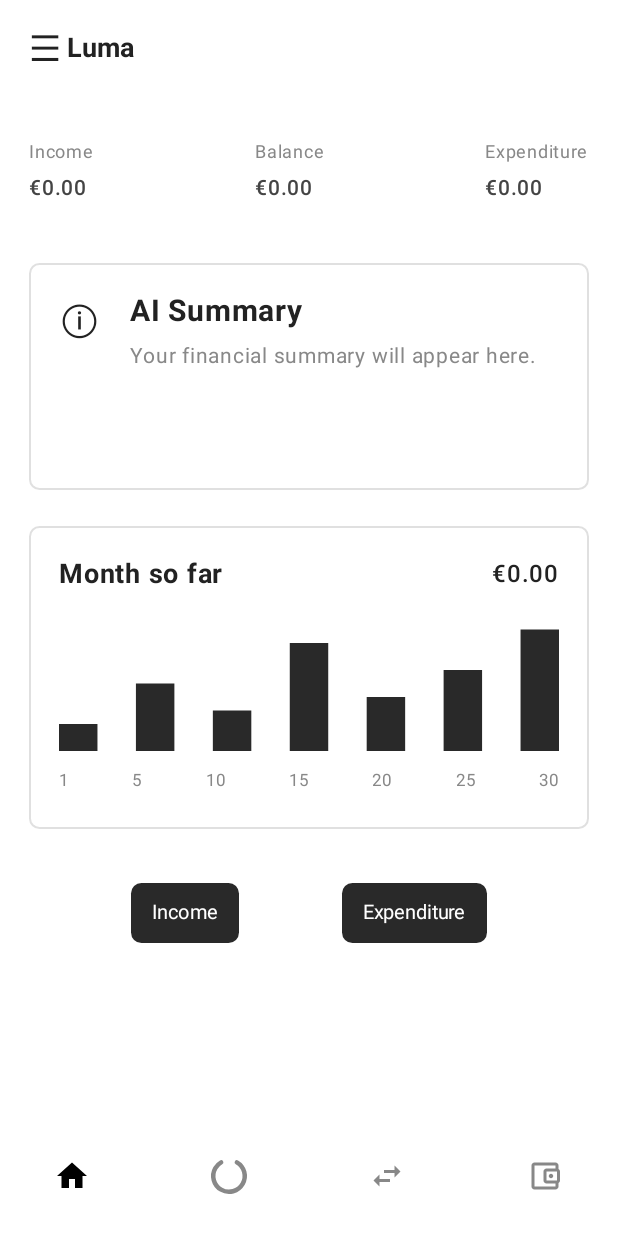
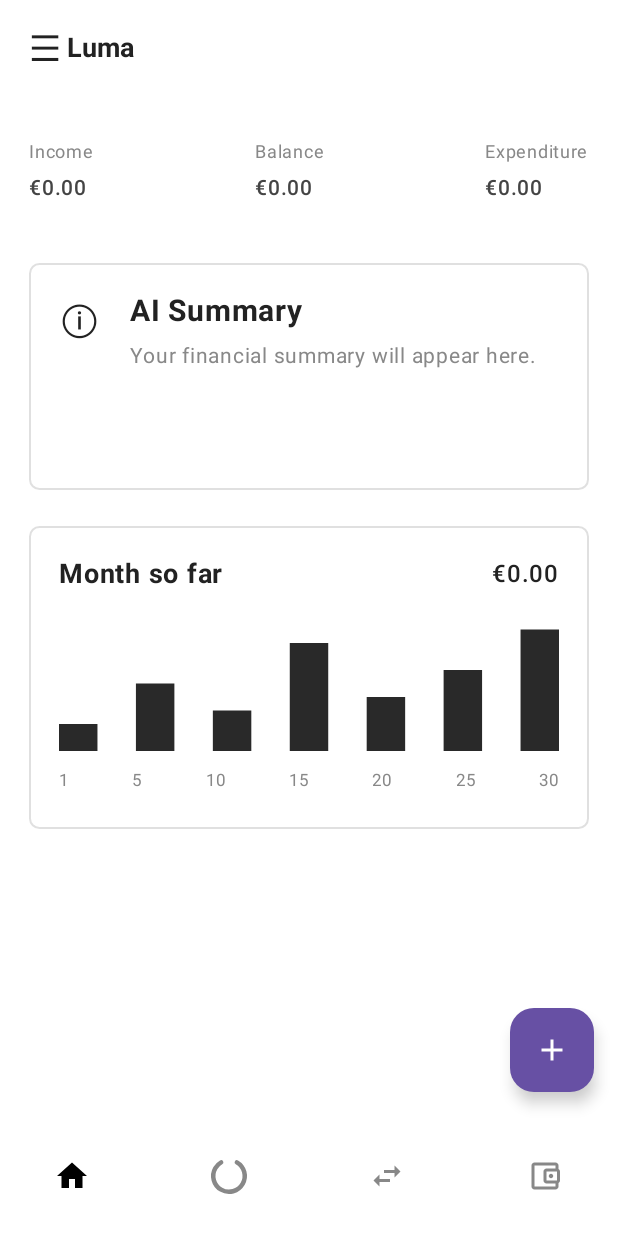
Before and after one commit to VOIDForKicks/Luma-AgileProcesses, an Android app built with Jetpack Compose: the screen it shows after launch (MainActivity), on a phone screen of 412 x 824 dp. Shown: the top 1233 px of the screen. Run offline under Robolectric (Android 15) with nearby library versions, the phone set to English and light mode, and no system bars.

Commit message:
fixed missing input screen

```diff
--- a/app/src/main/java/com/example/luma_project/HomeScreen.kt
+++ b/app/src/main/java/com/example/luma_project/HomeScreen.kt
@@ -6,6 +6,8 @@ import androidx.compose.foundation.border
 import androidx.compose.foundation.clickable
 import androidx.compose.foundation.layout.*
 import androidx.compose.foundation.shape.RoundedCornerShape
+import androidx.compose.material.icons.Icons
+import androidx.compose.material.icons.filled.Add
 import androidx.compose.material3.*
 import androidx.compose.runtime.Composable
 import androidx.compose.ui.Alignment
@@ -23,6 +25,7 @@ fun HomeScreen(
     onNavigateToIncome: () -> Unit = {},
     onNavigateToExpenses: () -> Unit = {},
     onNavigateToInsights: () -> Unit = {},
+    onAddClick: () -> Unit = {},
     onNavigate: (String) -> Unit = {},
 ) {
     val black = Color(0xFF222222)
@@ -52,7 +55,21 @@ fun HomeScreen(
                 )
             )
         },
-        bottomBar = { AppBottomBar("home", onNavigate) },
+        bottomBar = {
+            AppBottomBar("home", onNavigate)
+        },
+        floatingActionButton = {
+            FloatingActionButton(
+                onClick = onAddClick,
+                containerColor = Color(0xFF6750A4),
+                contentColor = Color.White
+            ) {
+                Icon(
+                    imageVector = Icons.Filled.Add,
+                    contentDescription = "Add transaction"
+                )
+            }
+        },
         containerColor = Color.White
     ) { innerPadding ->
 
@@ -78,12 +95,14 @@ fun HomeScreen(
 
             Spacer(modifier = Modifier.height(38.dp))
 
-            // AI Summary card (opens Insights)
+            // AI Summary card
             Row(
                 modifier = Modifier
                     .fillMaxWidth()
                     .height(151.dp)
-                    .clickable { onNavigateToInsights() }
+                    .clickable {
+                        onNavigateToInsights()
+                    }
                     .border(
                         width = 1.dp,
                         color = Color.LightGray.copy(alpha = 0.6f),
@@ -92,7 +111,6 @@ fun HomeScreen(
                     .padding(20.dp),
                 verticalAlignment = Alignment.Top
             ) {
-
                 Text(
                     text = "ⓘ",
                     fontSize = 27.sp,
@@ -121,19 +139,10 @@ fun HomeScreen(
 
             Spacer(modifier = Modifier.height(24.dp))
 
-            // Month so far chart card
+            // Month so far chart
             MonthSoFarChartCard()
 
             Spacer(modifier = Modifier.height(32.dp))
-
-            // Income and Expenditure buttons
-            Row(
-                modifier = Modifier.fillMaxWidth(),
-                horizontalArrangement = Arrangement.SpaceEvenly
-            ) {
-                HomeButton("Income", onNavigateToIncome)
-                HomeButton("Expenditure", onNavigateToExpenses)
-            }
         }
     }
 }
@@ -165,6 +174,7 @@ fun MonthSoFarChartCard() {
                 fontWeight = FontWeight.Bold,
                 color = black
             )
+
             Text(
                 text = "€0.00",
                 fontSize = 16.sp,
@@ -185,9 +195,11 @@ fun MonthSoFarChartCard() {
         ) {
             Canvas(modifier = Modifier.fillMaxSize()) {
                 val barWidth = size.width / (dataPoints.size * 2 - 1)
+
                 dataPoints.forEachIndexed { index, value ->
                     val left = index * (barWidth * 2)
                     val top = size.height * (1f - value)
+
                     drawRect(
                         color = Color(0xFF292929),
                         topLeft = Offset(left, top),
@@ -233,7 +245,7 @@ fun SummaryItem(title: String, amount: String) {
     }
 }
 
-// Home buttons
+// Home button (kept in case it is used elsewhere)
 @Composable
 fun HomeButton(text: String, onClick: () -> Unit = {}) {
     Button(
--- a/app/src/main/java/com/example/luma_project/MainActivity.kt
+++ b/app/src/main/java/com/example/luma_project/MainActivity.kt
@@ -1,3 +1,4 @@
+
 package com.example.luma_project
 
 import android.os.Bundle
@@ -12,45 +13,87 @@ import androidx.compose.runtime.*
 import androidx.compose.ui.Modifier
 
 class MainActivity : ComponentActivity() {
+
     override fun onCreate(savedInstanceState: Bundle?) {
         super.onCreate(savedInstanceState)
 
         setContent {
             MaterialTheme {
-                Surface(modifier = Modifier.fillMaxSize()) {
-                    var currentScreen by remember { mutableStateOf("home") }
-                    var showTransactionPanel by remember { mutableStateOf(false) }
-
-                    val navigate: (String) -> Unit = { currentScreen = it }
-
-                    // System back button returns to Home from any other screen
-                    BackHandler(enabled = currentScreen != "home") {
-                        currentScreen = "home"
+                Surface(
+                    modifier = Modifier.fillMaxSize()
+                ) {
+                    var currentScreen by remember {
+                        mutableStateOf("home")
                     }
 
-                    Box(modifier = Modifier.fillMaxSize()) {
+                    var showTransactionPanel by remember {
+                        mutableStateOf(false)
+                    }
+
+                    val navigate: (String) -> Unit = {
+                        currentScreen = it
+                    }
+
+                    // System back button
+                    BackHandler(
+                        enabled = currentScreen != "home" || showTransactionPanel
+                    ) {
+                        if (showTransactionPanel) {
+                            showTransactionPanel = false
+                        } else {
+                            currentScreen = "home"
+                        }
+                    }
+
+                    Box(
+                        modifier = Modifier.fillMaxSize()
+                    ) {
                         when (currentScreen) {
+
                             "transactions" -> TransactionsScreen(
-                                onAddClick = { showTransactionPanel = true },
-                                onNavigateToInsights = { currentScreen = "insights" },
+                                onAddClick = {
+                                    showTransactionPanel = true
+                                },
+                                onNavigateToInsights = {
+                                    currentScreen = "insights"
+                                },
                                 onNavigate = navigate
                             )
 
                             "income" -> IncomeScreen(
-                                onBackClick = { currentScreen = "home" },
+                                onBackClick = {
+                                    currentScreen = "home"
+                                },
                                 onNavigate = navigate
                             )
 
                             "expenses" -> ExpensesScreen(
-                                onBackClick = { currentScreen = "home" },
+                                onBackClick = {
+                                    currentScreen = "home"
+                                },
                                 onNavigate = navigate
                             )
 
+                            "addTransaction" -> TransactionsInfoScreen(
+                                initialType = "Expense",
+                                onBackClick = {
+                                    currentScreen = "home"
+                                }
+                            )
+
                             "insights" -> InsightsScreen(
-                                onNavigateToIncome = { currentScreen = "income" },
-                                onNavigateToExpenses = { currentScreen = "expenses" },
-                                onNavigateToAccounts = { currentScreen = "accounts" },
-                                onBackClick = { currentScreen = "home" },
+                                onNavigateToIncome = {
+                                    currentScreen = "income"
+                                },
+                                onNavigateToExpenses = {
+                                    currentScreen = "expenses"
+                                },
+                                onNavigateToAccounts = {
+                                    currentScreen = "accounts"
+                                },
+                                onBackClick = {
+                                    currentScreen = "home"
+                                },
                                 onNavigate = navigate
                             )
 
@@ -63,23 +106,35 @@ class MainActivity : ComponentActivity() {
                                     Account("Investments", "12,345"),
                                     Account("Cash", "12,345"),
                                 ),
-                                onBackClick = { currentScreen = "home" },
+                                onBackClick = {
+                                    currentScreen = "home"
+                                },
                                 onNavigate = navigate
                             )
 
                             else -> HomeScreen(
-                                onNavigateToIncome = { currentScreen = "income" },
-                                onNavigateToExpenses = { currentScreen = "expenses" },
-                                onNavigateToInsights = { currentScreen = "insights" },
+                                onNavigateToIncome = {
+                                    currentScreen = "income"
+                                },
+                                onNavigateToExpenses = {
+                                    currentScreen = "expenses"
+                                },
+                                onNavigateToInsights = {
+                                    currentScreen = "insights"
+                                },
+                                onAddClick = {
+                                    currentScreen = "addTransaction"
+                                },
                                 onNavigate = navigate
                             )
                         }
 
-                        // Add-transaction form slides in over whichever screen is showing.
-                        // Placed after the BackHandler above so it takes priority.
+                        // Existing transaction side panel
                         TransactionsSidePanel(
                             visible = showTransactionPanel,
-                            onDismiss = { showTransactionPanel = false }
+                            onDismiss = {
+                                showTransactionPanel = false
+                            }
                         )
                     }
                 }
```
Also changed, not shown: app/src/main/java/com/example/luma_project/TransactionsInfoScreen.kt (+7 -1 lines), 9 other files.
